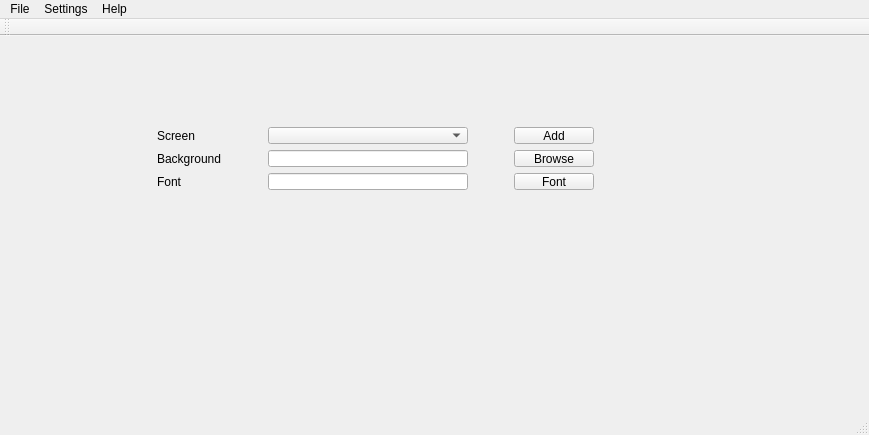
Old version of the form Hardware Monitor Applet/GUI/mainwindow.ui in the repository jimmyd-be/Hardware-Monitor-Applet.
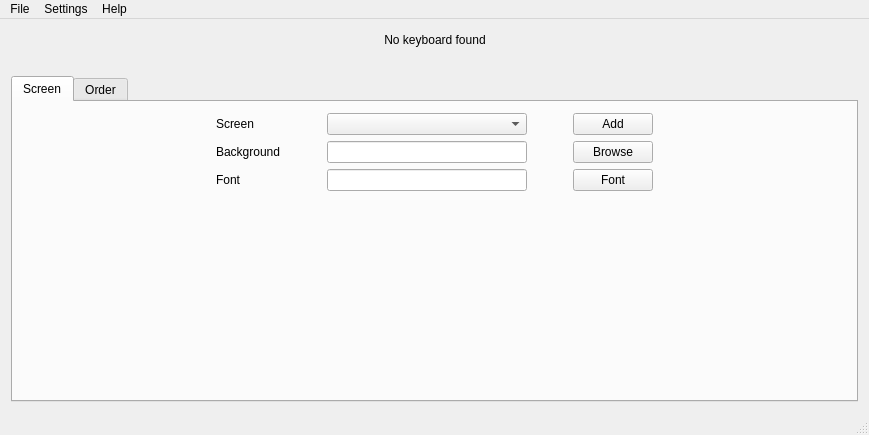
New version of the form.

Commit message:
Implement normal screen GUis.
Create different widget for GUI.

```diff
--- a/Hardware Monitor Applet/GUI/mainwindow.ui
+++ b/Hardware Monitor Applet/GUI/mainwindow.ui
@@ -14,15 +14,8 @@
    <string>MainWindow</string>
   </property>
   <widget class="QWidget" name="centralWidget">
-   <widget class="QWidget" name="layoutWidget">
-    <property name="geometry">
-     <rect>
-      <x>70</x>
-      <y>10</y>
-      <width>631</width>
-      <height>22</height>
-     </rect>
-    </property>
+   <layout class="QVBoxLayout" name="verticalLayout_4">
+    <item>
     <layout class="QHBoxLayout" name="horizontalLayout">
      <item>
       <spacer name="horizontalSpacer">
@@ -61,16 +54,34 @@
       </spacer>
      </item>
     </layout>
-   </widget>
-   <widget class="QWidget" name="layoutWidget">
-    <property name="geometry">
-     <rect>
-      <x>60</x>
-      <y>80</y>
-      <width>631</width>
-      <height>85</height>
-     </rect>
-    </property>
+    </item>
+    <item>
+     <spacer name="verticalSpacer">
+      <property name="orientation">
+       <enum>Qt::Vertical</enum>
+      </property>
+      <property name="sizeType">
+       <enum>QSizePolicy::Fixed</enum>
+      </property>
+      <property name="sizeHint" stdset="0">
+       <size>
+        <width>20</width>
+        <height>20</height>
+       </size>
+      </property>
+     </spacer>
+    </item>
+    <item>
+     <widget class="QTabWidget" name="tabWidget">
+      <property name="currentIndex">
+       <number>0</number>
+      </property>
+      <widget class="QWidget" name="screenTab">
+       <attribute name="title">
+        <string>Screen</string>
+       </attribute>
+       <layout class="QVBoxLayout" name="verticalLayout_6">
+        <item>
     <layout class="QHBoxLayout" name="horizontalLayout_2">
      <item>
       <spacer name="horizontalSpacer_5">
@@ -208,7 +219,49 @@
       </spacer>
      </item>
     </layout>
-   </widget>
+        </item>
+        <item>
+         <spacer name="verticalSpacer_2">
+          <property name="orientation">
+           <enum>Qt::Vertical</enum>
+          </property>
+          <property name="sizeType">
+           <enum>QSizePolicy::Fixed</enum>
+          </property>
+          <property name="sizeHint" stdset="0">
+           <size>
+            <width>20</width>
+            <height>40</height>
+           </size>
+          </property>
+         </spacer>
+        </item>
+        <item>
+         <layout class="QVBoxLayout" name="widgetLayout"/>
+        </item>
+        <item>
+         <spacer name="verticalSpacer_3">
+          <property name="orientation">
+           <enum>Qt::Vertical</enum>
+          </property>
+          <property name="sizeHint" stdset="0">
+           <size>
+            <width>20</width>
+            <height>40</height>
+           </size>
+          </property>
+         </spacer>
+        </item>
+       </layout>
+      </widget>
+      <widget class="QWidget" name="orderTab">
+       <attribute name="title">
+        <string>Order</string>
+       </attribute>
+      </widget>
+     </widget>
+    </item>
+   </layout>
   </widget>
   <widget class="QMenuBar" name="menuBar">
    <property name="geometry">
@@ -261,14 +314,6 @@
    <addaction name="menuSettings"/>
    <addaction name="menuHelp"/>
   </widget>
-  <widget class="QToolBar" name="mainToolBar">
-   <attribute name="toolBarArea">
-    <enum>TopToolBarArea</enum>
-   </attribute>
-   <attribute name="toolBarBreak">
-    <bool>false</bool>
-   </attribute>
-  </widget>
   <widget class="QStatusBar" name="statusBar"/>
   <action name="actionHelp">
    <property name="text">
```
Lines whose indentation alone changed are shown as unchanged. The commit also changes 21 other files.
